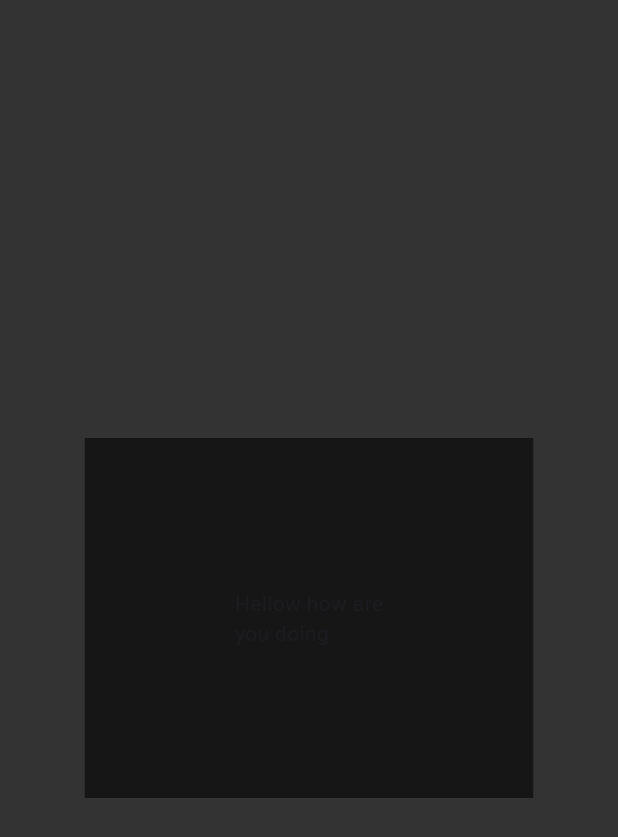
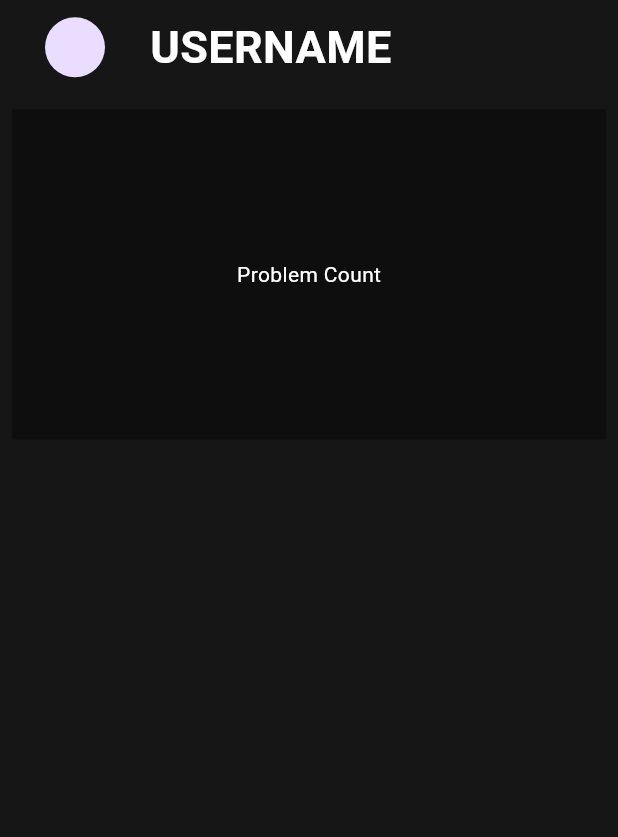
Before and after one commit to Udbhav2105/DevCodeX, a Flutter app: the LeetcodePage screen opened directly, on a phone screen of 412 x 824 dp. Shown: the top 837 px of the screen. Run offline on Flutter 3.47's test engine with Material 3 defaults, Android fonts, the phone set to English and light mode, and no system bars; our stand-ins replace flutter_spinkit; missing offline and left inert: dart:ffi, leetcode_unofficial_api.

Commit message:
leetcode page added

```diff
--- a/lib/pages/leetcode_page.dart
+++ b/lib/pages/leetcode_page.dart
@@ -11,13 +11,34 @@ class _LeetcodePageState extends State<LeetcodePage> {
   @override
   Widget build(BuildContext context) {
     return Scaffold(
-      backgroundColor:Color(0xFF333333),
-      body: Center(
-        child: Container(
-          padding: EdgeInsets.all(100),
-          color: Color(0xFF161616),
-          child:Text("Hellow how are\nyou doing"),
-        ),
+      backgroundColor:Color(0xFF161616),
+      body: Column(
+        children: [
+          SafeArea(
+            child: Container(
+              margin: EdgeInsets.fromLTRB(30, 10, 0, 20),
+              child: Row(
+                children: [
+                  CircleAvatar(),
+                  SizedBox(width:30,),
+                  Text(
+                    'Username'.toUpperCase(),
+                    style: TextStyle(
+                      fontSize: 30,
+                      fontWeight: FontWeight.bold,
+                      color: Colors.white,
+                    ),
+                  )
+                ],
+              ),
+            ),
+          ),
+          Container(
+            padding: EdgeInsets.fromLTRB(150, 100, 150, 100),
+            color: Color(0xFF0e0e0e),
+            child:Text("Problem Count",style: TextStyle(color: Colors.white),),
+          ),
+        ],
       ),
     );
   }
```
